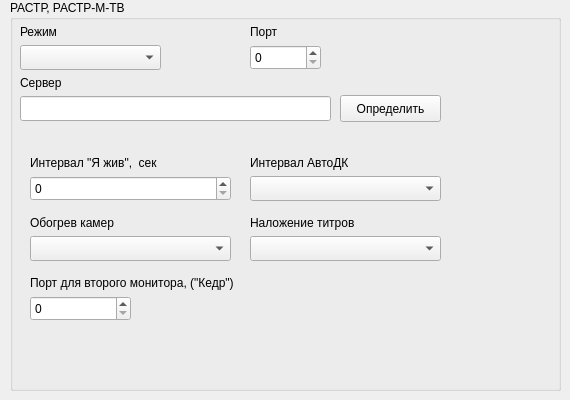
Old version of the form m_cfg/rastr_widget.ui in the repository xXRadioHeadXx/start7.
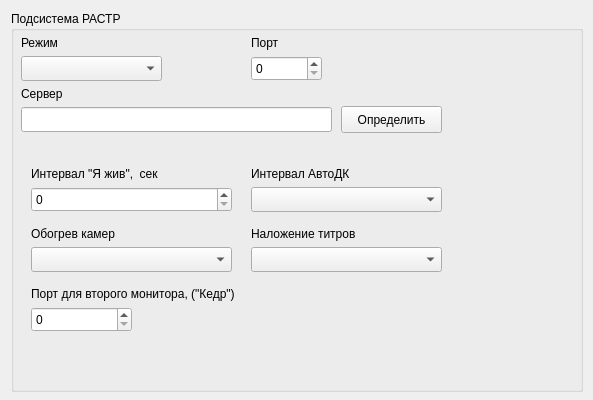
New version of the form.

Diff of the .ui file:
```diff
--- a/m_cfg/rastr_widget.ui
+++ b/m_cfg/rastr_widget.ui
@@ -6,7 +6,7 @@
    <rect>
     <x>0</x>
     <y>0</y>
-    <width>570</width>
+    <width>593</width>
     <height>400</height>
    </rect>
   </property>
@@ -16,14 +16,14 @@
   <widget class="QGroupBox" name="groupBox">
    <property name="geometry">
     <rect>
-     <x>10</x>
-     <y>0</y>
-     <width>551</width>
-     <height>391</height>
+     <x>11</x>
+     <y>11</y>
+     <width>572</width>
+     <height>381</height>
     </rect>
    </property>
    <property name="title">
-    <string>РАСТР, РАСТР-М-ТВ</string>
+    <string>Подсистема РАСТР</string>
    </property>
    <widget class="QLabel" name="label_85">
     <property name="geometry">
```
